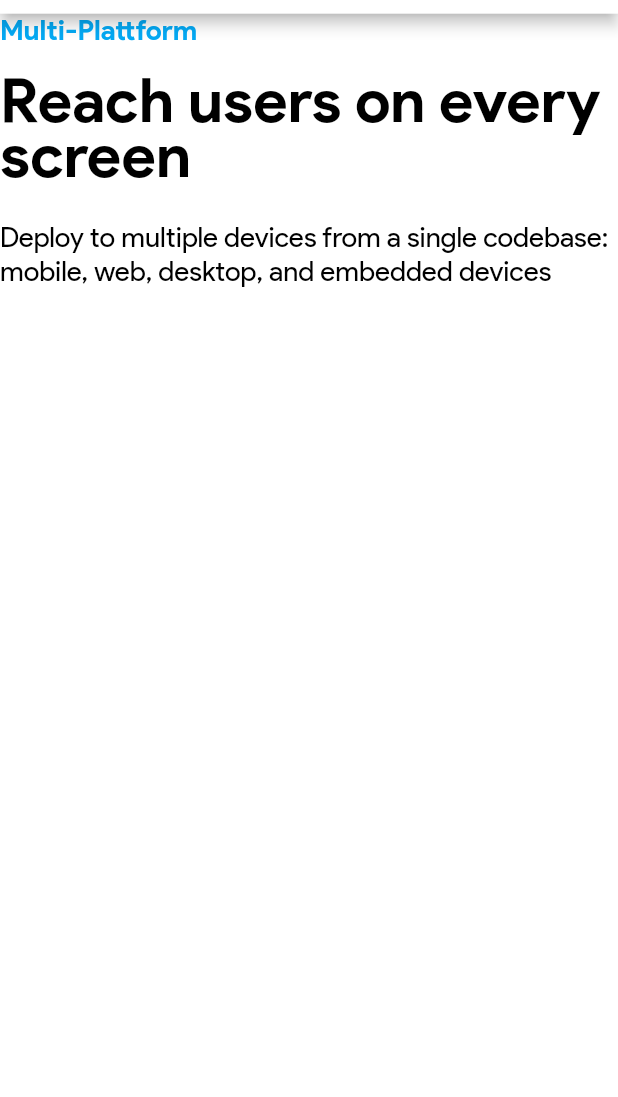
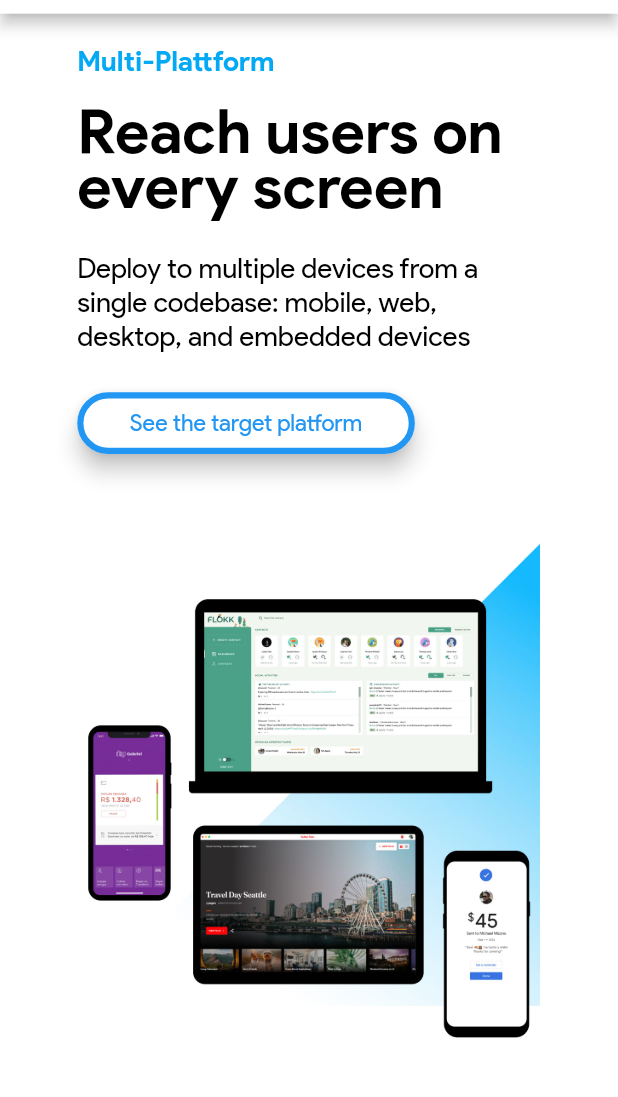
Before and after one commit to VeronikaLo/flutter_web, a Flutter app: the screen it shows after launch, on a phone screen of 412 x 824 dp, the part 79-1176 px from its top. Run offline on Flutter 3.47's test engine with Material 2 defaults, Android fonts, the light colour scheme and no system bars; our stand-ins replace responsive_framework.

Commit message:
multi_plattform widget

```diff
--- /dev/null
+++ b/lib/presentation/core/buttons/cta_button.dart
@@ -0,0 +1,42 @@
+import 'package:flutter/material.dart';
+
+import '../../../constants.dart';
+
+class CalltoActionButton extends StatelessWidget {  // CalltoActionButton
+  final String text;
+  const CalltoActionButton({required this.text, super.key});
+
+  @override
+  Widget build(BuildContext context) {
+    return MouseRegion(
+      cursor: SystemMouseCursors.click,
+      child: GestureDetector(
+        onTap: () {
+          print('cta pressed');
+        },
+        child: Material(
+          elevation: 6,
+          borderRadius: BorderRadius.circular(20),
+          child: IntrinsicWidth(
+            child: Container(
+              height: 40,
+              alignment: Alignment.center,
+              decoration: BoxDecoration(
+                color: Colors.white,
+                borderRadius: BorderRadius.circular(20),
+                border: Border.all(color: primaryDark, width: 4),
+              ),
+              child:   Padding(
+                  padding:  const EdgeInsets.symmetric(horizontal: 30),
+                  child: Text(
+                    text,
+                    style: const TextStyle(
+                        fontFamily: fontFamily, fontSize: 15, color: primaryDark),
+                  )),
+            ),
+          ),
+        ),
+      ),
+    );
+  }
+}
--- /dev/null
+++ b/lib/presentation/core/page_wrapper/centered_constrained_wrapper.dart
@@ -0,0 +1,21 @@
+import 'package:flutter/material.dart';
+import 'package:responsive_framework/responsive_framework.dart';
+
+class CenteredConstrainedWrapper extends StatelessWidget {
+  final Widget child;
+  const CenteredConstrainedWrapper({required this.child, super.key});
+
+  @override
+  Widget build(BuildContext context) {
+    return Center(
+      child: ResponsiveConstraints(
+        constraintsWhen:  const [
+          Condition.equals(name: MOBILE, value: BoxConstraints(maxWidth: 600)),
+          Condition.equals(name: TABLET, value: BoxConstraints(maxWidth: 800)),
+          Condition.largerThan(name: TABLET, value: BoxConstraints(maxWidth: 1280)),
+        ],
+        child:child,
+        ),
+    );
+  }
+}
--- a/lib/presentation/home_page/home_page.dart
+++ b/lib/presentation/home_page/home_page.dart
@@ -1,6 +1,8 @@
 import 'package:flutter/material.dart';
 import 'package:flutter_web/presentation/core/page_wrapper/page_template.dart';
 import 'package:flutter_web/presentation/home_page/widgets/multi_plattform.dart';
+
+import '../core/page_wrapper/centered_constrained_wrapper.dart';
 
 
 class HomePage extends StatelessWidget {
@@ -9,7 +11,7 @@ class HomePage extends StatelessWidget {
   @override
   Widget build(BuildContext context) {
   List<Widget> partblocks = const [
-    MultiPlattform(),
+    CenteredConstrainedWrapper(child: MultiPlattform()),
   ];
 
     return  PageTemplate(
--- a/lib/presentation/home_page/widgets/multi_plattform.dart
+++ b/lib/presentation/home_page/widgets/multi_plattform.dart
@@ -1,4 +1,5 @@
 import 'package:flutter/material.dart';
+import 'package:flutter_web/presentation/core/buttons/cta_button.dart';
 import 'package:responsive_framework/responsive_framework.dart';
 
 import '../../../constants.dart';
@@ -16,6 +17,7 @@ class MultiPlattform extends StatelessWidget {
       decoration: const BoxDecoration(color: bg),
       child: ResponsiveRowColumn(
           // flexible layout
+          columnVerticalDirection: VerticalDirection.up,
           rowCrossAxisAlignment: CrossAxisAlignment
               .center, // can be chosen between row/column Axis Alignments
           layout: responsiveValue.isSmallerThan(DESKTOP)
@@ -24,6 +26,8 @@ class MultiPlattform extends StatelessWidget {
           children: [
             ResponsiveRowColumnItem(
               rowFlex: 1,
+              child: Padding(
+                padding: const EdgeInsets.symmetric(horizontal: 50, vertical: 20),
                 child: Column(
                     crossAxisAlignment: CrossAxisAlignment.start,
                     mainAxisSize: MainAxisSize.min,
@@ -59,10 +63,20 @@ class MultiPlattform extends StatelessWidget {
                           fontSize: responsiveValue.isLargerThan(TABLET)?  20 : 18,
                         ),
                       ),
+                      const SizedBox(
+                        height: 25,
+                      ),
+                      const CalltoActionButton(text: 'See the target platform'),
                     ]),
               ),
+            ),
 
-            //ResponsiveRowColumnItem( rowFlex: 1,child: child,),
+            ResponsiveRowColumnItem( rowFlex: 1, child: Padding(
+              padding: EdgeInsets.symmetric(vertical:20, horizontal: responsiveValue.equals(TABLET)? 120 : 50 ),
+              child: Image.asset('assets/images/multi_plattform.png'),
+            )
+            ,),
+
           ]),
     );
   }
```
Lines whose indentation alone changed are shown as unchanged.
